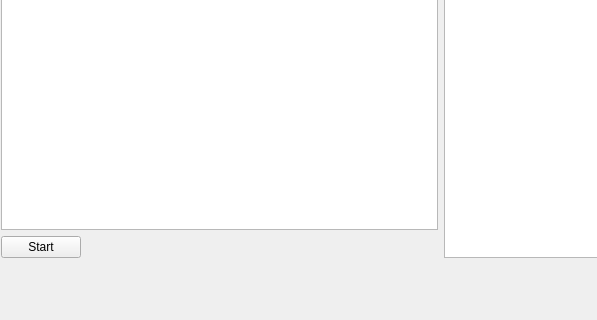
The window that interface/mainwindow.ui (yetione/neuro) describes before a commit, drawn with Qt 5; both pictures show x 0 to 597 and y 279 to 599 of the 904 by 599 pixel window.
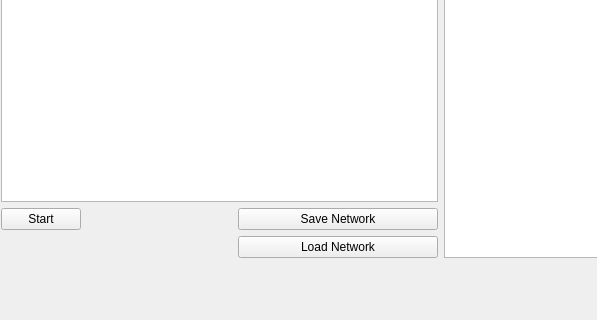
The same window after the commit.

The edit to the form file:
```diff
--- a/interface/mainwindow.ui
+++ b/interface/mainwindow.ui
@@ -70,6 +70,20 @@
          </property>
         </widget>
        </item>
+       <item row="7" column="1">
+        <widget class="QPushButton" name="pushButton_5">
+         <property name="text">
+          <string>Save Network</string>
+         </property>
+        </widget>
+       </item>
+       <item row="8" column="1">
+        <widget class="QPushButton" name="pushButton_6">
+         <property name="text">
+          <string>Load Network</string>
+         </property>
+        </widget>
+       </item>
       </layout>
      </item>
      <item>
```
